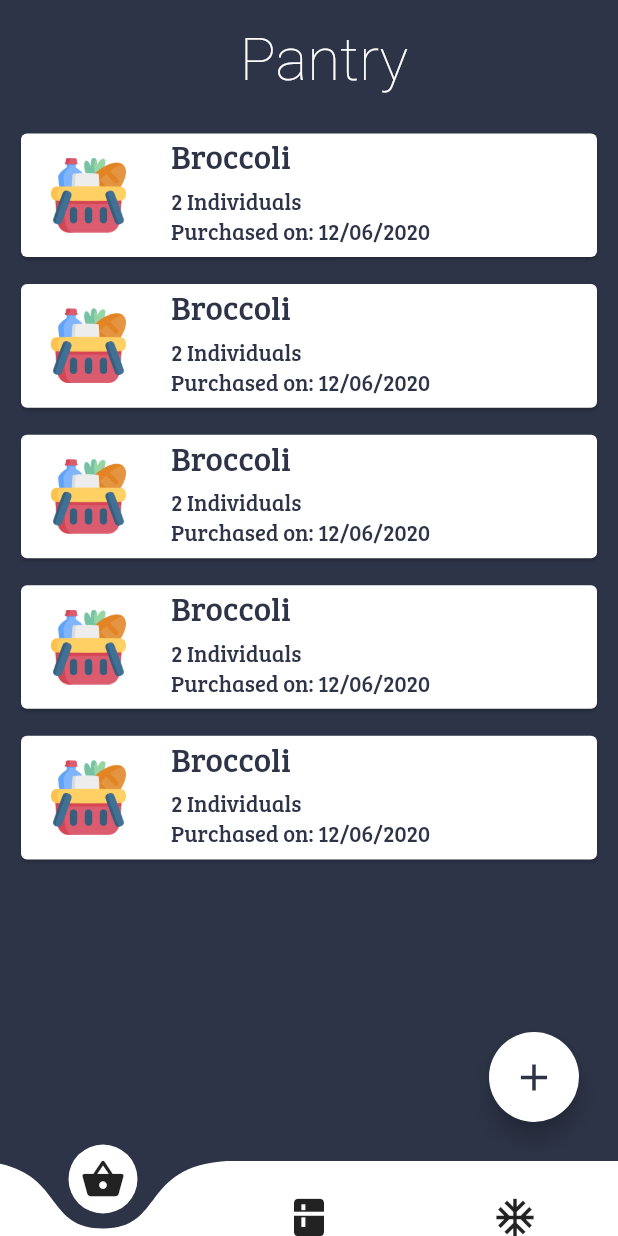
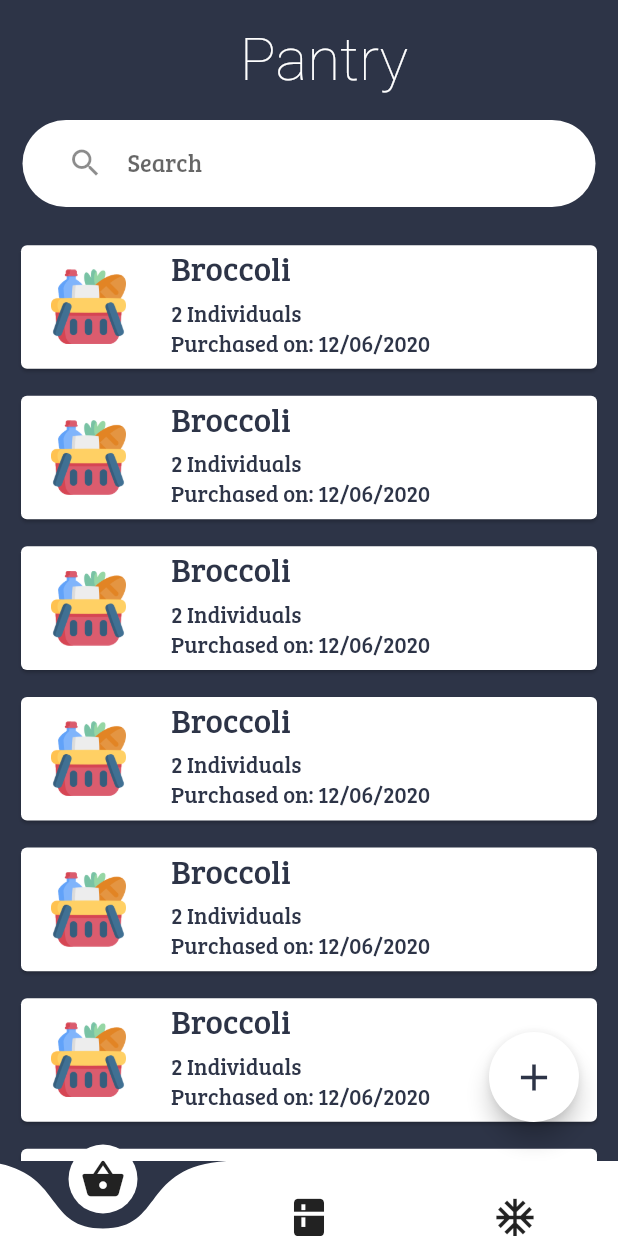
Before and after one commit to kimberlycao/TracKitchen, a Flutter app: the screen it shows after launch, on a phone screen of 412 x 824 dp. Run offline on Flutter 3.47's test engine with Material 2 defaults, Android fonts, the phone set to English and light mode, and no system bars; drawn by our look-alikes of curved_navigation_bar; our stand-ins replace google_fonts.

Commit message:
Added a search bar

```diff
--- a/lib/Widgets/FoodList.dart
+++ b/lib/Widgets/FoodList.dart
@@ -5,6 +5,21 @@ import 'package:kitchenventory/Widgets/FoodCardDescription.dart';
 import 'dart:math';
 
 final List<Food> foods = [
+  Food(
+      name: "Broccoli",
+      quantity: 2,
+      quantityType: QuantityType.individuals,
+      purchaseDate: DateTime.now()),
+  Food(
+      name: "Broccoli",
+      quantity: 2,
+      quantityType: QuantityType.individuals,
+      purchaseDate: DateTime.now()),
+  Food(
+      name: "Broccoli",
+      quantity: 2,
+      quantityType: QuantityType.individuals,
+      purchaseDate: DateTime.now()),
   Food(
       name: "Broccoli",
       quantity: 2,
--- /dev/null
+++ b/lib/Widgets/SearchBar.dart
@@ -0,0 +1,24 @@
+import 'package:flutter/material.dart';
+
+class SearchBar extends StatefulWidget {
+  @override
+  _SearchBarState createState() => _SearchBarState();
+}
+
+class _SearchBarState extends State<SearchBar> {
+  @override
+  Widget build(BuildContext context) {
+    return Padding(
+      padding: const EdgeInsets.symmetric(horizontal: 15.0),
+      child: Container(
+          padding: EdgeInsets.symmetric(horizontal: 30.0, vertical: 5.0),
+          decoration: BoxDecoration(
+              color: Colors.white, borderRadius: BorderRadius.circular(30.0)),
+          child: TextField(
+              decoration: InputDecoration(
+                  hintText: "Search",
+                  icon: Icon(Icons.search),
+                  border: InputBorder.none))),
+    );
+  }
+}
--- a/lib/screens/location.dart
+++ b/lib/screens/location.dart
@@ -1,6 +1,7 @@
 import 'package:flutter/material.dart';
 import 'package:google_fonts/google_fonts.dart';
 import 'package:curved_navigation_bar/curved_navigation_bar.dart';
+import 'package:kitchenventory/Widgets/SearchBar.dart';
 import 'package:kitchenventory/widgets/LocationCard.dart';
 import 'package:kitchenventory/screens/Pantry.dart';
 import 'package:kitchenventory/screens/Refrigerator.dart';
@@ -51,6 +52,8 @@ class _LocationScreenState extends State<LocationScreen> {
               ],
             ),
           ),
+          SizedBox(height: screenHeight * 0.02),
+          SearchBar(),
           SizedBox(height: screenHeight * 0.05),
           Expanded(
               child: ListView(
--- a/lib/screens/pantry.dart
+++ b/lib/screens/pantry.dart
@@ -1,5 +1,6 @@
 import 'package:flutter/material.dart';
 import 'package:google_fonts/google_fonts.dart';
+import 'package:kitchenventory/Widgets/SearchBar.dart';
 import 'package:kitchenventory/widgets/FoodList.dart';
 
 class PantryScreen extends StatefulWidget {
@@ -26,10 +27,12 @@ class _PantryScreenState extends State<PantryScreen> {
                       style: GoogleFonts.breeSerif(
                           color: Colors.white,
                           fontSize: 40.0,
-                          fontWeight: FontWeight.w100))
+                          fontWeight: FontWeight.w100)),
                 ],
               ),
             ),
+            SizedBox(height: screenHeight * 0.02),
+            SearchBar(),
             SizedBox(height: screenHeight * 0.02),
             Expanded(child: Container(child: FoodList())),
           ],
--- a/lib/screens/refrigerator.dart
+++ b/lib/screens/refrigerator.dart
@@ -1,5 +1,6 @@
 import 'package:flutter/material.dart';
 import 'package:google_fonts/google_fonts.dart';
+import 'package:kitchenventory/Widgets/SearchBar.dart';
 
 class RefrigeratorScreen extends StatefulWidget {
   @override
@@ -29,6 +30,8 @@ class _RefrigeratorScreenState extends State<RefrigeratorScreen> {
                 ],
               ),
             ),
+            SizedBox(height: screenHeight * 0.02),
+            SearchBar(),
           ],
         ),
       ),
```
